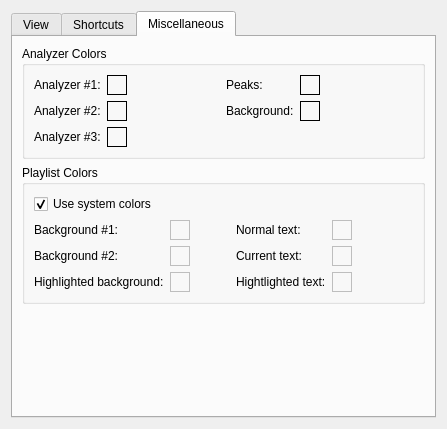
Above: qmmp-plugin-pack/src/Ui/qsui/forms/qsuisettings.ui from djdron/qmmp before the change. Below: the same form after it.
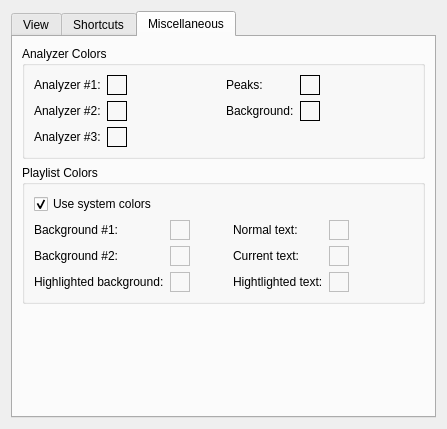
That is the form after the change. The open tabs and pages were chosen to show the change. Custom widgets are drawn as their Qt base class.

Commit message: qsui: fixed settings widget layout

```diff
--- a/qmmp-plugin-pack/src/Ui/qsui/forms/qsuisettings.ui
+++ b/qmmp-plugin-pack/src/Ui/qsui/forms/qsuisettings.ui
@@ -478,16 +478,6 @@
           <string>Playlist Colors</string>
          </property>
          <layout class="QGridLayout" name="gridLayout_5">
-          <item row="0" column="0" colspan="3">
-           <widget class="QCheckBox" name="plSystemColorsCheckBox">
-            <property name="text">
-             <string>Use system colors</string>
-            </property>
-            <property name="checked">
-             <bool>true</bool>
-            </property>
-           </widget>
-          </item>
           <item row="1" column="0">
            <widget class="QLabel" name="label_7">
             <property name="text">
@@ -724,6 +714,16 @@
             </property>
            </widget>
           </item>
+          <item row="0" column="0" colspan="6">
+           <widget class="QCheckBox" name="plSystemColorsCheckBox">
+            <property name="text">
+             <string>Use system colors</string>
+            </property>
+            <property name="checked">
+             <bool>true</bool>
+            </property>
+           </widget>
+          </item>
          </layout>
         </widget>
        </item>
```
